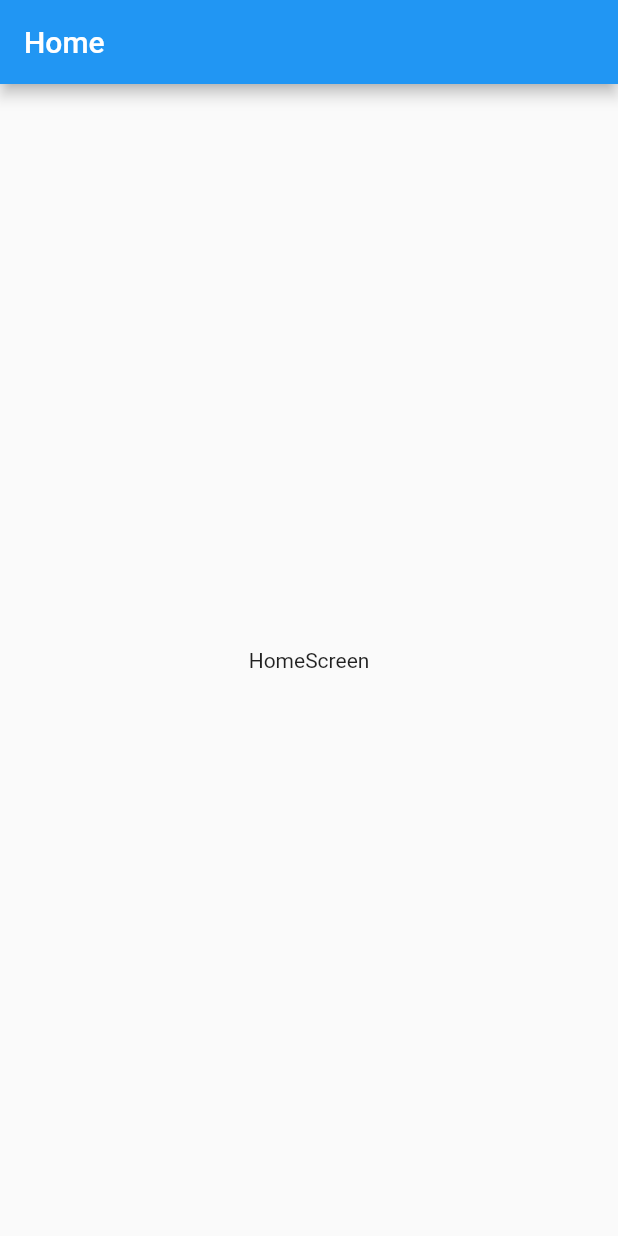
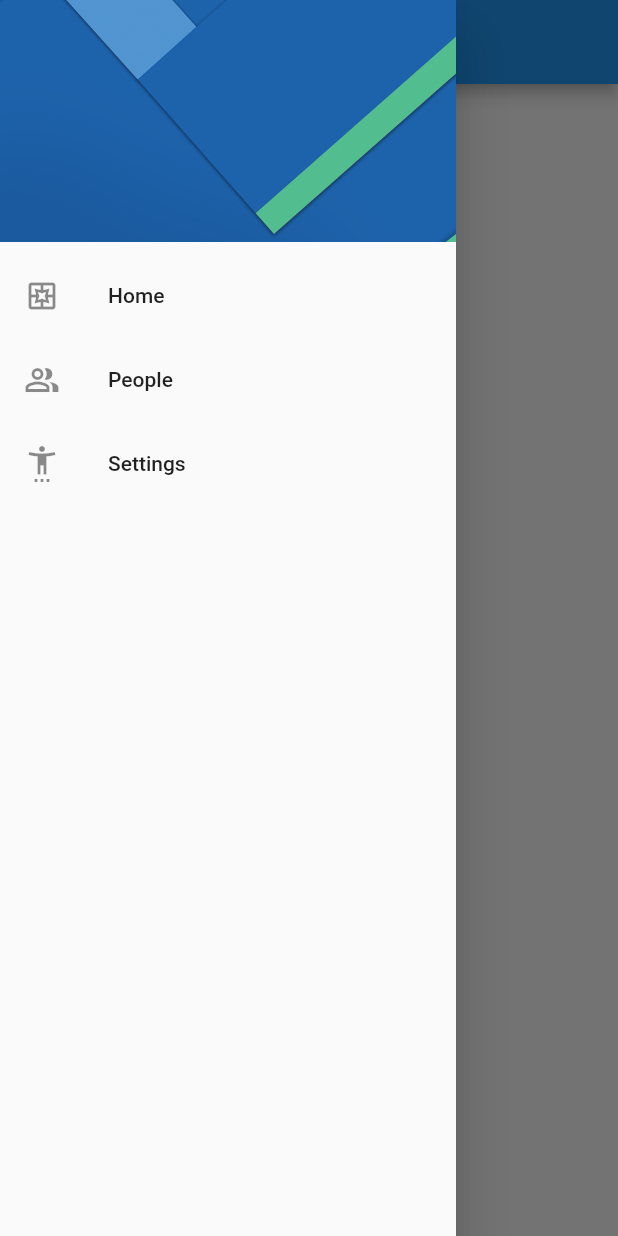
Before and after one commit to MTGCGuerrero/preferences_flutter_minidemo, a Flutter app: the screen it shows after launch, with the side drawer open (before the commit the screen has no drawer), on a phone screen of 412 x 824 dp. Run offline on Flutter 3.47's test engine with Material 2 defaults, Android fonts, the light colour scheme and no system bars.

Commit message:
side menu implementation

```diff
--- a/lib/screens/home_screen.dart
+++ b/lib/screens/home_screen.dart
@@ -1,4 +1,5 @@
 import 'package:flutter/material.dart';
+import 'package:preferences_demo_app/widgets/widgets.dart';
 
 
 class HomeScreen extends StatelessWidget {
@@ -12,6 +13,7 @@ class HomeScreen extends StatelessWidget {
       appBar: AppBar(
         title: Text('Home'),
       ),
+      drawer: SideMenu(),
       body: Center(
         child: Text('HomeScreen'),
      ),
--- a/lib/screens/settings_screen.dart
+++ b/lib/screens/settings_screen.dart
@@ -1,4 +1,5 @@
 import 'package:flutter/material.dart';
+import 'package:preferences_demo_app/widgets/widgets.dart';
 
 class SettingsScreen extends StatelessWidget {
   static const String routerName = 'Settings';
@@ -11,6 +12,7 @@ class SettingsScreen extends StatelessWidget {
       appBar: AppBar(
         title: Text('Settings'),
       ),
+      drawer: SideMenu(),
       body: Center(
         child: Text('Settings Screen'),
       ),
--- /dev/null
+++ b/lib/widgets/side_menu.dart
@@ -0,0 +1,53 @@
+import 'package:flutter/material.dart';
+import 'package:preferences_demo_app/screens/screens.dart';
+
+class SideMenu extends StatelessWidget {
+  const SideMenu({super.key});
+
+  @override
+  Widget build(BuildContext context) {
+    return Drawer(
+      child: ListView(
+        padding: EdgeInsets.zero,
+        children: [
+          const _DrawerHeader(),
+          ListTile(
+            leading: const Icon(Icons.pages_outlined),
+            title: const Text('Home'),
+            onTap: () => Navigator.pushReplacementNamed(context, HomeScreen.routerName),
+          ),
+          ListTile(
+            leading: const Icon(Icons.people_alt_outlined),
+            title: const Text('People'),
+            onTap: () => null,
+          ),
+          ListTile(
+              leading: const Icon(Icons.settings_accessibility_outlined),
+              title: const Text('Settings'),
+              onTap: () {
+                Navigator.pop(context);
+                Navigator.pushNamed(context, SettingsScreen.routerName);
+                // Navigator.pushReplacementNamed(context, SettingsScreen.routerName);
+              }),
+        ],
+      ),
+    );
+  }
+}
+
+class _DrawerHeader extends StatelessWidget {
+  const _DrawerHeader({
+    Key? key,
+  }) : super(key: key);
+
+  @override
+  Widget build(BuildContext context) {
+    return DrawerHeader(
+      child: Container(),
+      decoration: const BoxDecoration(
+        image: DecorationImage(
+            image: AssetImage('assets/menu-img.jpg'), fit: BoxFit.cover),
+      ),
+    );
+  }
+}
--- /dev/null
+++ b/lib/widgets/widgets.dart
@@ -0,0 +1,4 @@
+
+
+
+export 'package:preferences_demo_app/widgets/side_menu.dart';
--- a/pubspec.yaml
+++ b/pubspec.yaml
@@ -60,8 +60,8 @@ flutter:
   uses-material-design: true
 
   # To add assets to your application, add an assets section, like this:
-  # assets:
-  #   - images/a_dot_burr.jpeg
+  assets:
+    - assets/
   #   - images/a_dot_ham.jpeg
 
   # An image asset can refer to one or more resolution-specific "variants", see
```
Also changed, not shown: assets/menu-img.jpg (added).
